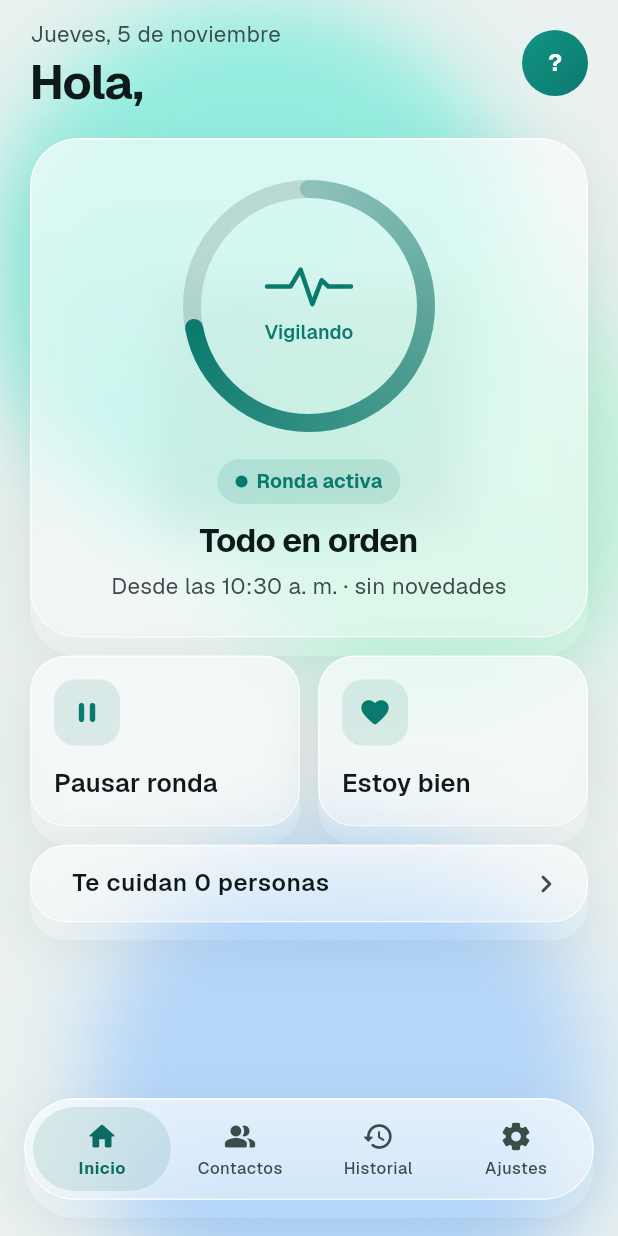
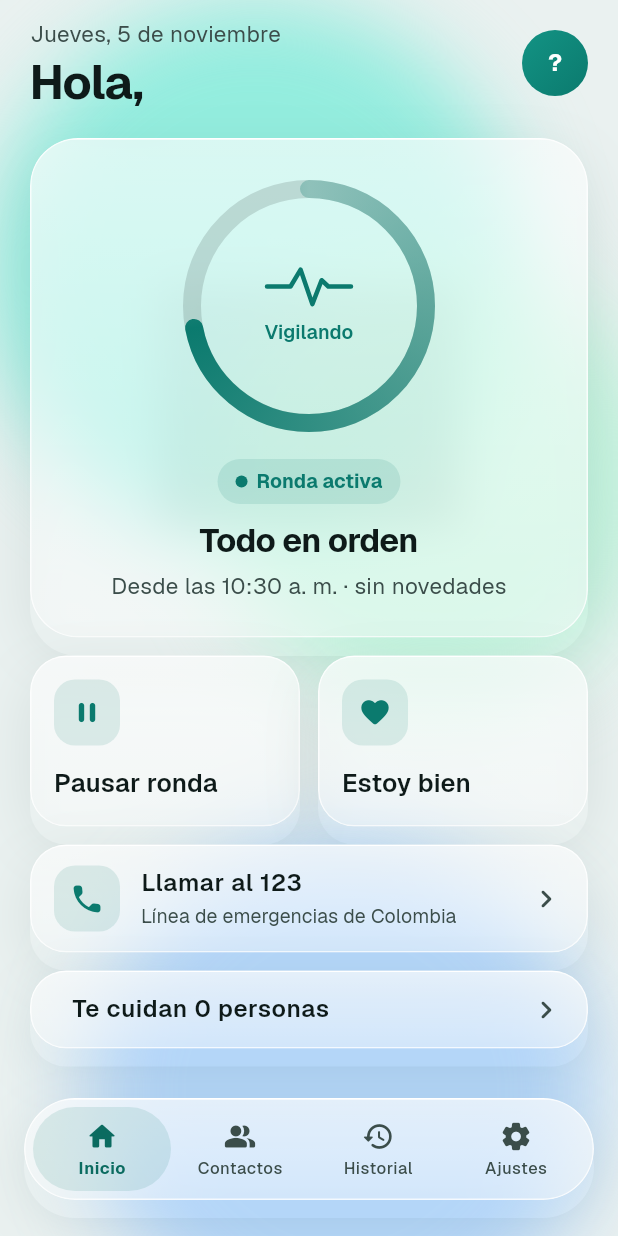
Before and after one commit to giraldosamuel005-jpg/Rondo, a Flutter app: the MainShell screen opened directly, on a phone screen of 412 x 824 dp. Run offline on Flutter 3.47's test engine with Material 3 defaults, Android fonts, the phone set to English and light mode, and no system bars; our stand-ins replace audioplayers, flutter_secure_storage, google_fonts, permission_handler, qr_flutter, shared_preferences; accounts and stored records are empty.

Commit message:
feat: boton para llamar al 123 en inicio

```diff
--- a/lib/features/home/home_page.dart
+++ b/lib/features/home/home_page.dart
@@ -10,6 +10,7 @@ import '../../core/widgets/blob_background.dart';
 import '../../core/widgets/glass.dart';
 import '../../core/widgets/status_chip.dart';
 import '../../core/widgets/status_ring.dart';
+import '../cuidador/abrir_enlace.dart';
 import '../medicamentos/medicamentos_page.dart';
 
 /// 05 · Inicio (pestaña 1): estado de la ronda (activa o en pausa).
@@ -151,6 +152,10 @@ class HomePage extends StatelessWidget {
             ),
             const SizedBox(height: 12),
 
+            // ---------- Emergencias (RF-34) ----------
+            const _LlamarAl123(),
+            const SizedBox(height: 12),
+
             // ---------- Quiénes te cuidan ----------
             Glass(
               child: Material(
@@ -239,6 +244,58 @@ class _Atajo extends StatelessWidget {
                     style: Theme.of(context).textTheme.labelLarge!.copyWith(fontWeight: FontWeight.w400),
                   ),
                 ],
+              ],
+            ),
+          ),
+        ),
+      ),
+    );
+  }
+}
+
+/// Abre el marcador con el 123; la persona solo confirma tocando "llamar".
+class _LlamarAl123 extends StatelessWidget {
+  const _LlamarAl123();
+
+  @override
+  Widget build(BuildContext context) {
+    final c = context.rondo;
+    final t = Theme.of(context).textTheme;
+
+    return Glass(
+      child: Material(
+        type: MaterialType.transparency,
+        child: InkWell(
+          onTap: () => llamarAl123(context),
+          customBorder: RoundedRectangleBorder(borderRadius: BorderRadius.circular(24)),
+          child: Padding(
+            padding: const EdgeInsets.symmetric(horizontal: 16, vertical: 14),
+            child: Row(
+              children: [
+                Container(
+                  width: 44,
+                  height: 44,
+                  decoration: BoxDecoration(color: c.accentSoft, borderRadius: BorderRadius.circular(14)),
+                  child: Icon(Icons.phone_rounded, color: c.accent),
+                ),
+                const SizedBox(width: 14),
+                Expanded(
+                  child: Column(
+                    crossAxisAlignment: CrossAxisAlignment.start,
+                    children: [
+                      Text(
+                        'Llamar al 123',
+                        style: t.bodyLarge!.copyWith(fontSize: 16, fontWeight: FontWeight.w600),
+                      ),
+                      const SizedBox(height: 2),
+                      Text(
+                        'Línea de emergencias de Colombia',
+                        style: t.labelLarge!.copyWith(fontWeight: FontWeight.w400),
+                      ),
+                    ],
+                  ),
+                ),
+                Icon(Icons.chevron_right_rounded, color: c.textSecondary),
               ],
             ),
           ),
```
Also changed, not shown: 1 other file.
